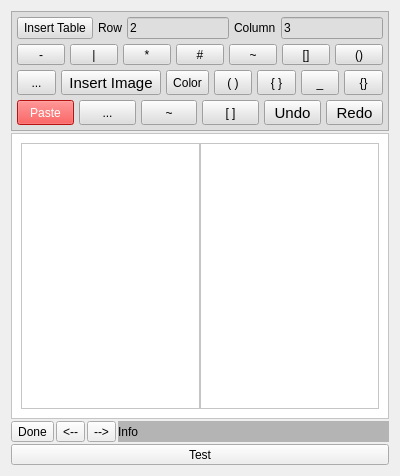
This is src/dlgMainNotes.ui in ic005k/Knot-Legacy as Qt 5 draws it before an edit. The edited form follows.
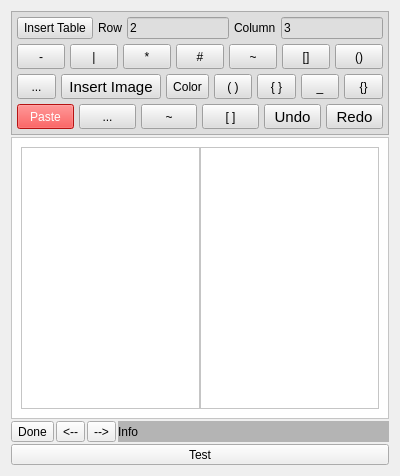
This is the edited form. Icons and pictures are not drawn.

What changed in the file:
```diff
--- a/src/dlgMainNotes.ui
+++ b/src/dlgMainNotes.ui
@@ -100,11 +100,23 @@
         <item>
          <widget class="QToolButton" name="btnSeparator">
           <property name="sizePolicy">
-           <sizepolicy hsizetype="Preferred" vsizetype="Preferred">
+           <sizepolicy hsizetype="Preferred" vsizetype="Fixed">
             <horstretch>0</horstretch>
             <verstretch>0</verstretch>
            </sizepolicy>
           </property>
+          <property name="minimumSize">
+           <size>
+            <width>0</width>
+            <height>25</height>
+           </size>
+          </property>
+          <property name="maximumSize">
+           <size>
+            <width>16777215</width>
+            <height>25</height>
+           </size>
+          </property>
           <property name="text">
            <string>-</string>
           </property>
@@ -113,11 +125,23 @@
         <item>
          <widget class="QToolButton" name="btnVLine">
           <property name="sizePolicy">
-           <sizepolicy hsizetype="Preferred" vsizetype="Preferred">
+           <sizepolicy hsizetype="Preferred" vsizetype="Fixed">
             <horstretch>0</horstretch>
             <verstretch>0</verstretch>
            </sizepolicy>
           </property>
+          <property name="minimumSize">
+           <size>
+            <width>0</width>
+            <height>25</height>
+           </size>
+          </property>
+          <property name="maximumSize">
+           <size>
+            <width>16777215</width>
+            <height>25</height>
+           </size>
+          </property>
           <property name="text">
            <string>|</string>
           </property>
@@ -126,11 +150,23 @@
         <item>
          <widget class="QToolButton" name="btnAsterisk">
           <property name="sizePolicy">
-           <sizepolicy hsizetype="Preferred" vsizetype="Preferred">
+           <sizepolicy hsizetype="Preferred" vsizetype="Fixed">
             <horstretch>0</horstretch>
             <verstretch>0</verstretch>
            </sizepolicy>
           </property>
+          <property name="minimumSize">
+           <size>
+            <width>0</width>
+            <height>25</height>
+           </size>
+          </property>
+          <property name="maximumSize">
+           <size>
+            <width>16777215</width>
+            <height>25</height>
+           </size>
+          </property>
           <property name="text">
            <string>*</string>
           </property>
@@ -139,11 +175,23 @@
         <item>
          <widget class="QToolButton" name="btnWells">
           <property name="sizePolicy">
-           <sizepolicy hsizetype="Preferred" vsizetype="Preferred">
+           <sizepolicy hsizetype="Preferred" vsizetype="Fixed">
             <horstretch>0</horstretch>
             <verstretch>0</verstretch>
            </sizepolicy>
           </property>
+          <property name="minimumSize">
+           <size>
+            <width>0</width>
+            <height>25</height>
+           </size>
+          </property>
+          <property name="maximumSize">
+           <size>
+            <width>16777215</width>
+            <height>25</height>
+           </size>
+          </property>
           <property name="text">
            <string>#</string>
           </property>
@@ -158,11 +206,23 @@
         <item>
          <widget class="QToolButton" name="btnS6">
           <property name="sizePolicy">
-           <sizepolicy hsizetype="Preferred" vsizetype="Preferred">
+           <sizepolicy hsizetype="Preferred" vsizetype="Fixed">
             <horstretch>0</horstretch>
             <verstretch>0</verstretch>
            </sizepolicy>
           </property>
+          <property name="minimumSize">
+           <size>
+            <width>0</width>
+            <height>25</height>
+           </size>
+          </property>
+          <property name="maximumSize">
+           <size>
+            <width>16777215</width>
+            <height>25</height>
+           </size>
+          </property>
           <property name="text">
            <string>~</string>
           </property>
@@ -171,11 +231,23 @@
         <item>
          <widget class="QToolButton" name="btnS7">
           <property name="sizePolicy">
-           <sizepolicy hsizetype="Preferred" vsizetype="Preferred">
+           <sizepolicy hsizetype="Preferred" vsizetype="Fixed">
             <horstretch>0</horstretch>
             <verstretch>0</verstretch>
            </sizepolicy>
           </property>
+          <property name="minimumSize">
+           <size>
+            <width>0</width>
+            <height>25</height>
+           </size>
+          </property>
+          <property name="maximumSize">
+           <size>
+            <width>16777215</width>
+            <height>25</height>
+           </size>
+          </property>
           <property name="text">
            <string>[]</string>
           </property>
@@ -184,11 +256,23 @@
         <item>
          <widget class="QToolButton" name="btnS8">
           <property name="sizePolicy">
-           <sizepolicy hsizetype="Preferred" vsizetype="Preferred">
+           <sizepolicy hsizetype="Preferred" vsizetype="Fixed">
             <horstretch>0</horstretch>
             <verstretch>0</verstretch>
            </sizepolicy>
           </property>
+          <property name="minimumSize">
+           <size>
+            <width>0</width>
+            <height>25</height>
+           </size>
+          </property>
+          <property name="maximumSize">
+           <size>
+            <width>16777215</width>
+            <height>25</height>
+           </size>
+          </property>
           <property name="text">
            <string>()</string>
           </property>
@@ -201,11 +285,17 @@
         <item>
          <widget class="QToolButton" name="btnLink">
           <property name="sizePolicy">
-           <sizepolicy hsizetype="Preferred" vsizetype="Preferred">
+           <sizepolicy hsizetype="Preferred" vsizetype="Fixed">
             <horstretch>0</horstretch>
             <verstretch>0</verstretch>
            </sizepolicy>
           </property>
+          <property name="minimumSize">
+           <size>
+            <width>0</width>
+            <height>25</height>
+           </size>
+          </property>
           <property name="maximumSize">
            <size>
             <width>16777215</width>
@@ -230,7 +320,7 @@
         <item>
          <widget class="QToolButton" name="btnPic">
           <property name="sizePolicy">
-           <sizepolicy hsizetype="Preferred" vsizetype="Preferred">
+           <sizepolicy hsizetype="Preferred" vsizetype="Fixed">
             <horstretch>0</horstretch>
             <verstretch>0</verstretch>
            </sizepolicy>
@@ -238,7 +328,7 @@
           <property name="minimumSize">
            <size>
             <width>0</width>
-            <height>0</height>
+            <height>25</height>
            </size>
           </property>
           <property name="maximumSize">
@@ -273,11 +363,17 @@
         <item>
          <widget class="QToolButton" name="btnColor">
           <property name="sizePolicy">
-           <sizepolicy hsizetype="Preferred" vsizetype="Preferred">
+           <sizepolicy hsizetype="Preferred" vsizetype="Fixed">
             <horstretch>0</horstretch>
             <verstretch>0</verstretch>
            </sizepolicy>
           </property>
+          <property name="minimumSize">
+           <size>
+            <width>0</width>
+            <height>25</height>
+           </size>
+          </property>
           <property name="maximumSize">
            <size>
             <width>16777215</width>
@@ -302,11 +398,17 @@
         <item>
          <widget class="QToolButton" name="btnS3">
           <property name="sizePolicy">
-           <sizepolicy hsizetype="Preferred" vsizetype="Preferred">
+           <sizepolicy hsizetype="Preferred" vsizetype="Fixed">
             <horstretch>0</horstretch>
             <verstretch>0</verstretch>
            </sizepolicy>
           </property>
+          <property name="minimumSize">
+           <size>
+            <width>0</width>
+            <height>25</height>
+           </size>
+          </property>
           <property name="maximumSize">
            <size>
             <width>16777215</width>
@@ -331,11 +433,17 @@
         <item>
          <widget class="QToolButton" name="btnS4">
           <property name="sizePolicy">
-           <sizepolicy hsizetype="Preferred" vsizetype="Preferred">
+           <sizepolicy hsizetype="Preferred" vsizetype="Fixed">
             <horstretch>0</horstretch>
             <verstretch>0</verstretch>
            </sizepolicy>
           </property>
+          <property name="minimumSize">
+           <size>
+            <width>0</width>
+            <height>25</height>
+           </size>
+          </property>
           <property name="maximumSize">
            <size>
             <width>16777215</width>
@@ -360,11 +468,23 @@
         <item>
          <widget class="QToolButton" name="btnS10">
           <property name="sizePolicy">
-           <sizepolicy hsizetype="Preferred" vsizetype="Preferred">
+           <sizepolicy hsizetype="Preferred" vsizetype="Fixed">
             <horstretch>0</horstretch>
             <verstretch>0</verstretch>
            </sizepolicy>
           </property>
+          <property name="minimumSize">
+           <size>
+            <width>0</width>
+            <height>25</height>
+           </size>
+          </property>
+          <property name="maximumSize">
+           <size>
+            <width>16777215</width>
+            <height>25</height>
+           </size>
+          </property>
           <property name="text">
            <string>_</string>
           </property>
@@ -373,11 +493,23 @@
         <item>
          <widget class="QToolButton" name="btnS9">
           <property name="sizePolicy">
-           <sizepolicy hsizetype="Preferred" vsizetype="Preferred">
+           <sizepolicy hsizetype="Preferred" vsizetype="Fixed">
             <horstretch>0</horstretch>
             <verstretch>0</verstretch>
            </sizepolicy>
           </property>
+          <property name="minimumSize">
+           <size>
+            <width>0</width>
+            <height>25</height>
+           </size>
+          </property>
+          <property name="maximumSize">
+           <size>
+            <width>16777215</width>
+            <height>25</height>
+           </size>
+          </property>
           <property name="text">
            <string>{}</string>
           </property>
@@ -390,11 +522,17 @@
         <item>
          <widget class="QToolButton" name="btnPaste">
           <property name="sizePolicy">
-           <sizepolicy hsizetype="Preferred" vsizetype="Preferred">
+           <sizepolicy hsizetype="Preferred" vsizetype="Fixed">
             <horstretch>0</horstretch>
             <verstretch>0</verstretch>
            </sizepolicy>
           </property>
+          <property name="minimumSize">
+           <size>
+            <width>0</width>
+            <height>25</height>
+           </size>
+          </property>
           <property name="maximumSize">
            <size>
             <width>16777215</width>
@@ -416,11 +554,17 @@
         <item>
          <widget class="QToolButton" name="btnS5">
           <property name="sizePolicy">
-           <sizepolicy hsizetype="Preferred" vsizetype="Preferred">
+           <sizepolicy hsizetype="Preferred" vsizetype="Fixed">
             <horstretch>0</horstretch>
             <verstretch>0</verstretch>
            </sizepolicy>
           </property>
+          <property name="minimumSize">
+           <size>
+            <width>0</width>
+            <height>25</height>
+           </size>
+          </property>
           <property name="maximumSize">
            <size>
             <width>16777215</width>
@@ -445,11 +589,17 @@
         <item>
          <widget class="QToolButton" name="btnS1">
           <property name="sizePolicy">
-           <sizepolicy hsizetype="Preferred" vsizetype="Preferred">
+           <sizepolicy hsizetype="Preferred" vsizetype="Fixed">
             <horstretch>0</horstretch>
             <verstretch>0</verstretch>
            </sizepolicy>
           </property>
+          <property name="minimumSize">
+           <size>
+            <width>0</width>
+            <height>25</height>
+           </size>
+          </property>
           <property name="maximumSize">
            <size>
             <width>16777215</width>
@@ -474,11 +624,17 @@
         <item>
          <widget class="QToolButton" name="btnS2">
           <property name="sizePolicy">
-           <sizepolicy hsizetype="Preferred" vsizetype="Preferred">
+           <sizepolicy hsizetype="Preferred" vsizetype="Fixed">
             <horstretch>0</horstretch>
             <verstretch>0</verstretch>
            </sizepolicy>
           </property>
+          <property name="minimumSize">
+           <size>
+            <width>0</width>
+            <height>25</height>
+           </size>
+          </property>
           <property name="maximumSize">
            <size>
             <width>16777215</width>
@@ -503,7 +659,7 @@
         <item>
          <widget class="QToolButton" name="btnUndo">
           <property name="sizePolicy">
-           <sizepolicy hsizetype="Preferred" vsizetype="Preferred">
+           <sizepolicy hsizetype="Preferred" vsizetype="Fixed">
             <horstretch>0</horstretch>
             <verstretch>0</verstretch>
            </sizepolicy>
@@ -511,7 +667,7 @@
           <property name="minimumSize">
            <size>
             <width>0</width>
-            <height>0</height>
+            <height>25</height>
            </size>
           </property>
           <property name="maximumSize">
@@ -546,7 +702,7 @@
         <item>
          <widget class="QToolButton" name="btnRedo">
           <property name="sizePolicy">
-           <sizepolicy hsizetype="Preferred" vsizetype="Preferred">
+           <sizepolicy hsizetype="Preferred" vsizetype="Fixed">
             <horstretch>0</horstretch>
             <verstretch>0</verstretch>
            </sizepolicy>
@@ -554,7 +710,7 @@
           <property name="minimumSize">
            <size>
             <width>0</width>
-            <height>0</height>
+            <height>25</height>
            </size>
           </property>
           <property name="maximumSize">
```
